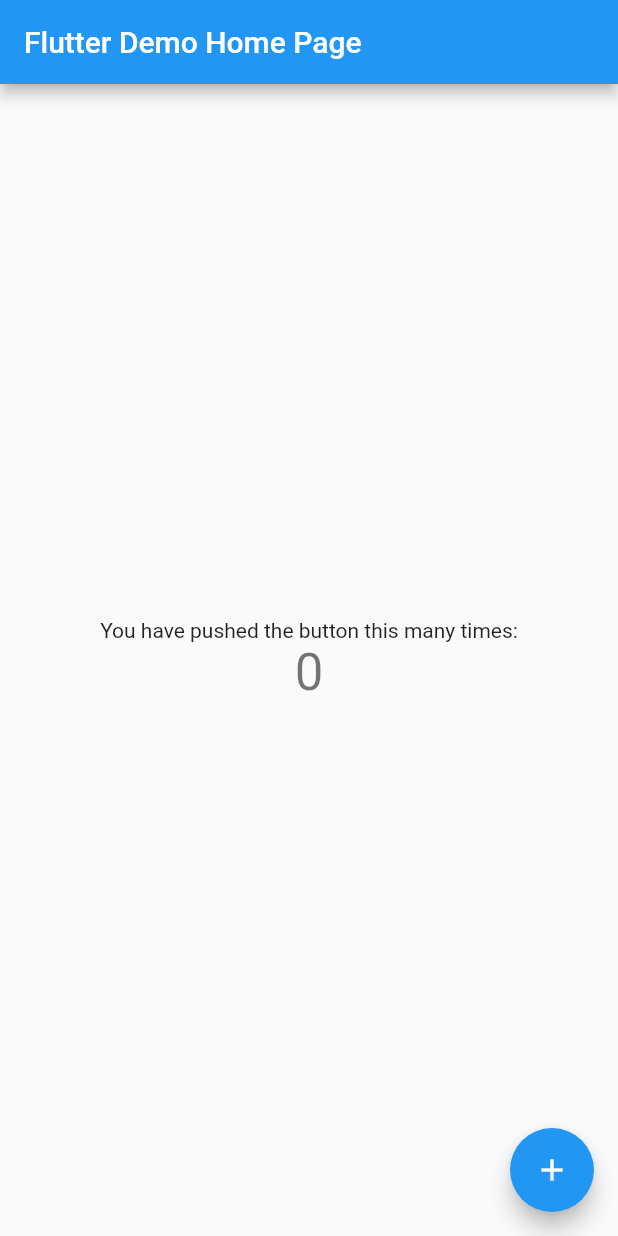
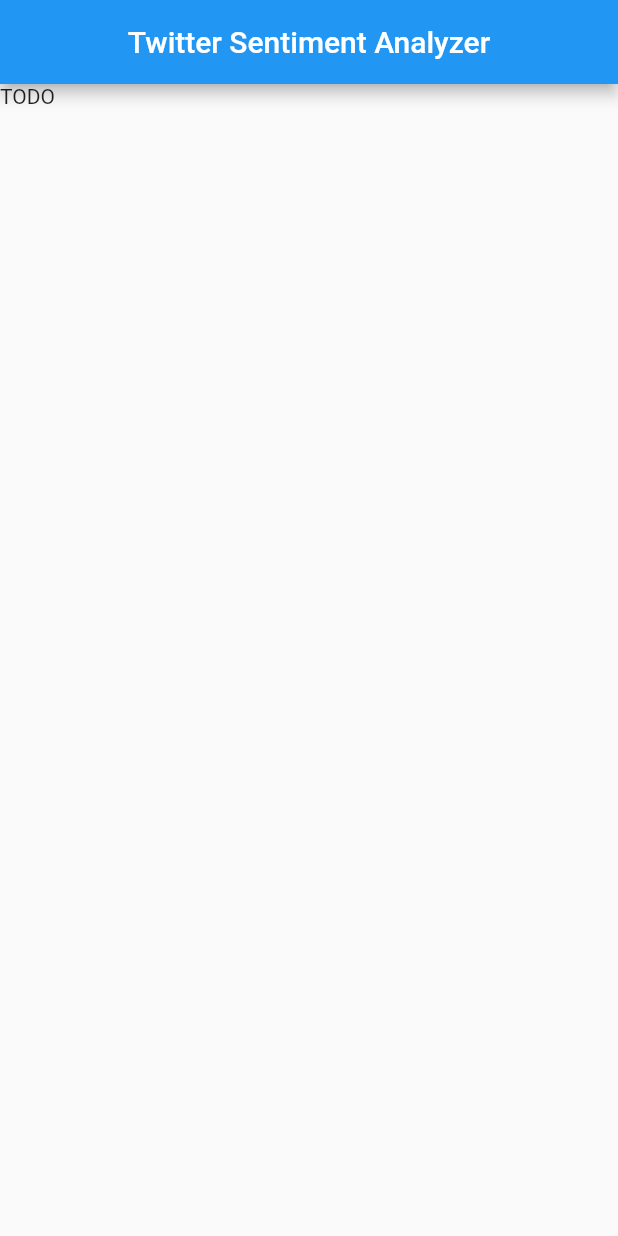
Before and after one commit to mzaieda/Twitter-Sentiment-Analysis-Mobile-App, a Flutter app: the screen it shows after launch, on a phone screen of 412 x 824 dp. Run offline on Flutter 3.47's test engine with Material 2 defaults, Android fonts, the light colour scheme and no system bars.

Commit message:
Created HomePage widget

```diff
--- a/mobile/lib/main.dart
+++ b/mobile/lib/main.dart
@@ -1,115 +1,17 @@
 import 'package:flutter/material.dart';
 
-void main() {
-  runApp(const MyApp());
-}
+import 'screens/home_page.dart';
+
+void main() => runApp(const MyApp());
 
 class MyApp extends StatelessWidget {
   const MyApp({Key? key}) : super(key: key);
 
-  // This widget is the root of your application.
   @override
   Widget build(BuildContext context) {
-    return MaterialApp(
-      title: 'Flutter Demo',
-      theme: ThemeData(
-        // This is the theme of your application.
-        //
-        // Try running your application with "flutter run". You'll see the
-        // application has a blue toolbar. Then, without quitting the app, try
-        // changing the primarySwatch below to Colors.green and then invoke
-        // "hot reload" (press "r" in the console where you ran "flutter run",
-        // or simply save your changes to "hot reload" in a Flutter IDE).
-        // Notice that the counter didn't reset back to zero; the application
-        // is not restarted.
-        primarySwatch: Colors.blue,
-      ),
-      home: const MyHomePage(title: 'Flutter Demo Home Page'),
+    return const MaterialApp(
+      title: 'Twitter Sentiment Analyzer',
+      home: HomePage(),
     );
   }
 }
-
-class MyHomePage extends StatefulWidget {
-  const MyHomePage({Key? key, required this.title}) : super(key: key);
-
-  // This widget is the home page of your application. It is stateful, meaning
-  // that it has a State object (defined below) that contains fields that affect
-  // how it looks.
-
-  // This class is the configuration for the state. It holds the values (in this
-  // case the title) provided by the parent (in this case the App widget) and
-  // used by the build method of the State. Fields in a Widget subclass are
-  // always marked "final".
-
-  final String title;
-
-  @override
-  State<MyHomePage> createState() => _MyHomePageState();
-}
-
-class _MyHomePageState extends State<MyHomePage> {
-  int _counter = 0;
-
-  void _incrementCounter() {
-    setState(() {
-      // This call to setState tells the Flutter framework that something has
-      // changed in this State, which causes it to rerun the build method below
-      // so that the display can reflect the updated values. If we changed
-      // _counter without calling setState(), then the build method would not be
-      // called again, and so nothing would appear to happen.
-      _counter++;
-    });
-  }
-
-  @override
-  Widget build(BuildContext context) {
-    // This method is rerun every time setState is called, for instance as done
-    // by the _incrementCounter method above.
-    //
-    // The Flutter framework has been optimized to make rerunning build methods
-    // fast, so that you can just rebuild anything that needs updating rather
-    // than having to individually change instances of widgets.
-    return Scaffold(
-      appBar: AppBar(
-        // Here we take the value from the MyHomePage object that was created by
-        // the App.build method, and use it to set our appbar title.
-        title: Text(widget.title),
-      ),
-      body: Center(
-        // Center is a layout widget. It takes a single child and positions it
-        // in the middle of the parent.
-        child: Column(
-          // Column is also a layout widget. It takes a list of children and
-          // arranges them vertically. By default, it sizes itself to fit its
-          // children horizontally, and tries to be as tall as its parent.
-          //
-          // Invoke "debug painting" (press "p" in the console, choose the
-          // "Toggle Debug Paint" action from the Flutter Inspector in Android
-          // Studio, or the "Toggle Debug Paint" command in Visual Studio Code)
-          // to see the wireframe for each widget.
-          //
-          // Column has various properties to control how it sizes itself and
-          // how it positions its children. Here we use mainAxisAlignment to
-          // center the children vertically; the main axis here is the vertical
-          // axis because Columns are vertical (the cross axis would be
-          // horizontal).
-          mainAxisAlignment: MainAxisAlignment.center,
-          children: <Widget>[
-            const Text(
-              'You have pushed the button this many times:',
-            ),
-            Text(
-              '$_counter',
-              style: Theme.of(context).textTheme.headline4,
-            ),
-          ],
-        ),
-      ),
-      floatingActionButton: FloatingActionButton(
-        onPressed: _incrementCounter,
-        tooltip: 'Increment',
-        child: const Icon(Icons.add),
-      ), // This trailing comma makes auto-formatting nicer for build methods.
-    );
-  }
-}
--- /dev/null
+++ b/mobile/lib/screens/home_page.dart
@@ -0,0 +1,21 @@
+import 'package:flutter/material.dart';
+
+class HomePage extends StatefulWidget {
+  const HomePage({Key? key}) : super(key: key);
+
+  @override
+  _HomePageState createState() => _HomePageState();
+}
+
+class _HomePageState extends State<HomePage> {
+  @override
+  Widget build(BuildContext context) {
+    return Scaffold(
+      appBar: AppBar(
+        centerTitle: true,
+        title: const Text('Twitter Sentiment Analyzer'),
+      ),
+      body: const Text('TODO'),
+    );
+  }
+}
```
